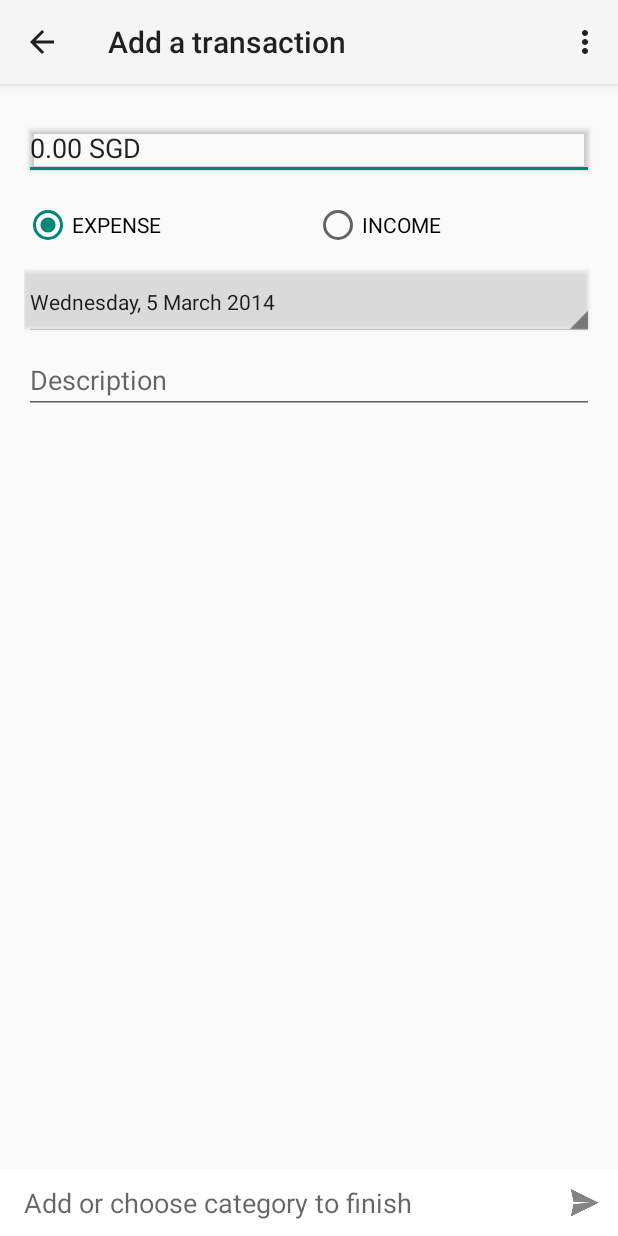
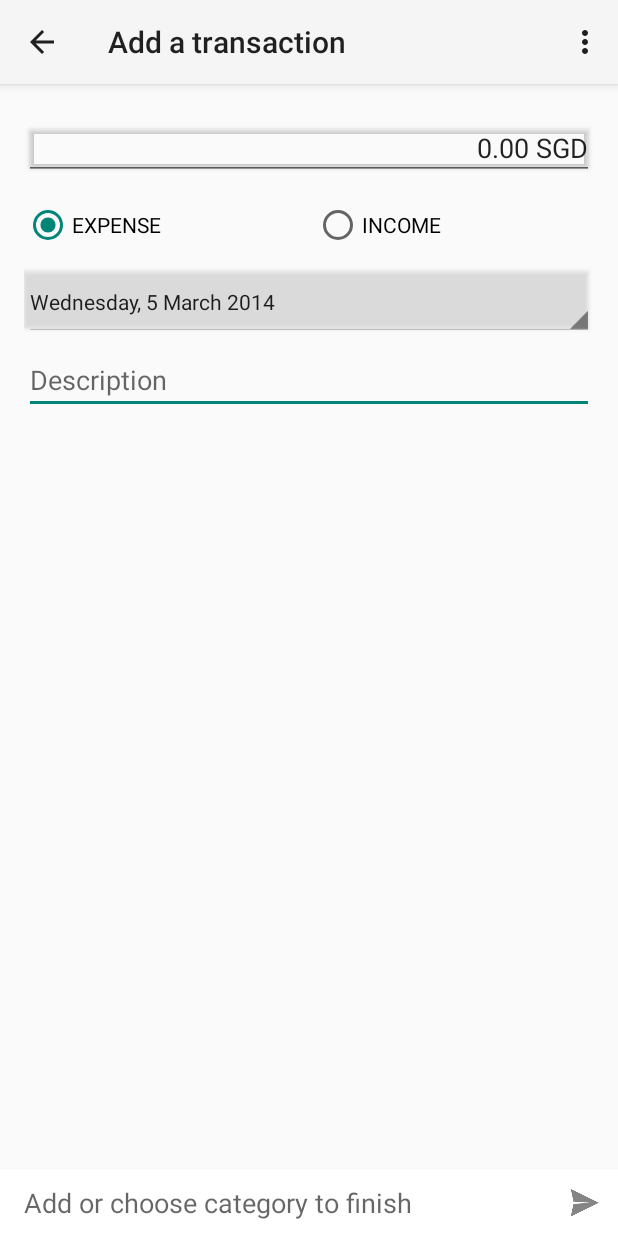
Before and after one commit to Lunion/Jotty, an Android app: the RecordFragment screen opened directly, with no data from a screen before it, on a phone screen of 412 x 824 dp. Run offline under Robolectric (Android 15) with nearby library versions, the phone set to English and light mode, and no system bars; libraries missing offline, so code that uses them is left out: com.doomonafireball.betterpickers; 3 statements that could not run were skipped.

```diff
--- a/JotCash/src/main/java/com/lawenlerk/jotcash/OverviewFragment.java
+++ b/JotCash/src/main/java/com/lawenlerk/jotcash/OverviewFragment.java
@@ -45,6 +45,7 @@ public class OverviewFragment extends Fragment implements LoaderManager.LoaderCa
         String[] fromColumns = {TransactionsTable.AMOUNT};
         int[] toViews = {android.R.id.text1};
 
+        // TODO use ListViewAnimations with ExpandableListView to group days
         mAdapter = new SimpleCursorAdapter(getActivity(), android.R.layout.simple_list_item_1, null, fromColumns, toViews, 0);
         lvTransactions.setAdapter(mAdapter);
         getLoaderManager().initLoader(0, null, this);
--- a/JotCash/src/main/java/com/lawenlerk/jotcash/RecordFragment.java
+++ b/JotCash/src/main/java/com/lawenlerk/jotcash/RecordFragment.java
@@ -193,15 +193,12 @@ public class RecordFragment extends Fragment
                 // Check if there is a existing NumberPickerDialogFragment
                 NumberPickerDialogFragment numberPickerDialogFragment = (NumberPickerDialogFragment) getChildFragmentManager().findFragmentByTag("numberPickerDialogFragment");
                 if (numberPickerDialogFragment != null) {
-                    Toast.makeText(getActivity(), "numberPickerBuilder is not null", Toast.LENGTH_SHORT).show();
-                    Log.d("RecordFragment", "numberPickerBuilder is not null");
                     numberPickerDialogFragment.setTargetFragment(this, 0);
                 }
 
                 // Check if there is an existing CalendarDatePickerDialog(Fragment)
                 CalendarDatePickerDialog calendarDatePickerDialogFragment = (CalendarDatePickerDialog) getChildFragmentManager().findFragmentByTag("calendarDatePickerDialogFragment");
                 if (calendarDatePickerDialogFragment != null) {
-                    Toast.makeText(getActivity(), "calendarDatePickerDialogFragment is not null", Toast.LENGTH_SHORT).show();
                     calendarDatePickerDialogFragment.setOnDateSetListener(RecordFragment.this);
                 }
 
@@ -320,13 +317,13 @@ public class RecordFragment extends Fragment
         numberPickerBuilder.setStyleResId(R.style.BetterPickersDialogFragment_Light);
         numberPickerBuilder.setTargetFragment(this);
         numberPickerBuilder.setPlusMinusVisibility(View.INVISIBLE);
-        numberPickerBuilder.setLabelText("SGD");    // TODO let user select currency string from settings
+        numberPickerBuilder.setLabelText("SGD");
         numberPickerBuilder.show();*/
 
         FragmentManager fragmentManager = getChildFragmentManager();
         FragmentTransaction fragmentTransaction = fragmentManager.beginTransaction();
 
-        NumberPickerDialogFragment numberPickerDialogFragment = NumberPickerDialogFragment.newInstance(0, R.style.BetterPickersDialogFragment_Light, null, null, View.INVISIBLE, View.VISIBLE, "SGD");
+        NumberPickerDialogFragment numberPickerDialogFragment = NumberPickerDialogFragment.newInstance(0, R.style.BetterPickersDialogFragment_Light, null, null, View.INVISIBLE, View.VISIBLE, "SGD");// TODO let user select currency string from settings
         numberPickerDialogFragment.setTargetFragment(this, 0);
         numberPickerDialogFragment.show(fragmentManager, "numberPickerDialogFragment");
 
--- a/JotCash/src/main/res/layout-v14/record_fragment.xml
+++ b/JotCash/src/main/res/layout-v14/record_fragment.xml
@@ -22,8 +22,9 @@
             android:layout_alignParentTop="true"
             android:layout_marginBottom="@dimen/vertical_margin_min"
             android:layout_marginTop="@dimen/vertical_margin_min"
+            android:focusable="false"
             android:ems="10"
-            android:textAlignment="textEnd"
+            android:gravity="right"
             android:hint="@string/amount"
             android:singleLine="true" />
 
@@ -71,7 +72,7 @@
             android:layout_below="@+id/btDatePicker"
             android:layout_marginBottom="@dimen/vertical_margin_min"
             android:layout_marginTop="@dimen/vertical_margin_min"
-            android:hint="Description" />
+            android:hint="@string/description" />
     </RelativeLayout>
 
 
@@ -84,6 +85,8 @@
 
         <ListView
             android:id="@+id/lvCategoryPicker"
+            android:paddingLeft="@dimen/activity_horizontal_margin"
+            android:paddingRight="@dimen/activity_horizontal_margin"
             android:layout_width="fill_parent"
             android:layout_height="wrap_content"
             android:layout_above="@+id/rlCategorySearch"
@@ -114,7 +117,8 @@
                 android:layout_alignRight="@+id/etCategorySearch"
                 android:layout_centerVertical="true"
                 android:background="@drawable/imagebutton_highlight"
-                android:src="@drawable/ic_action_send_now" />
+                android:src="@drawable/ic_action_send_now"
+                android:contentDescription="@string/add" />
 
         </RelativeLayout>
     </RelativeLayout>
--- a/JotCash/src/main/res/values/strings.xml
+++ b/JotCash/src/main/res/values/strings.xml
@@ -25,5 +25,7 @@
     <string name="title_section2">Section 2</string>
     <string name="title_section3">Section 3</string>
     <string name="category_prompt">Please enter a category</string>
+    <string name="description">Description</string>
+    <string name="add">Add</string>
 
 </resources>
```
